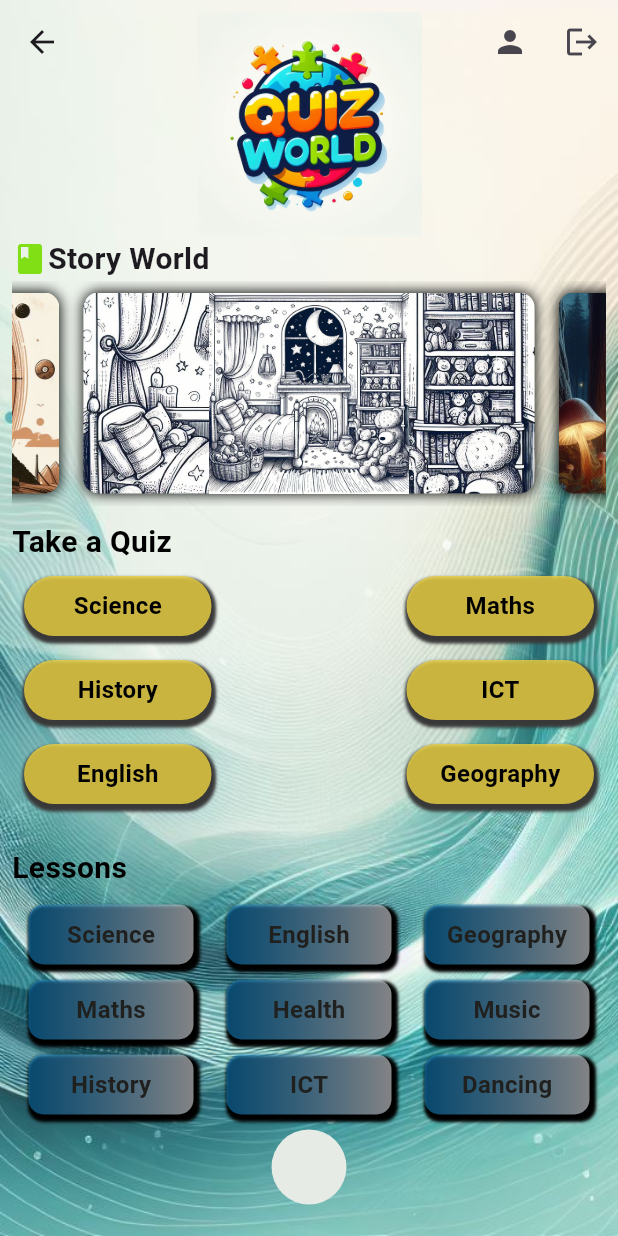
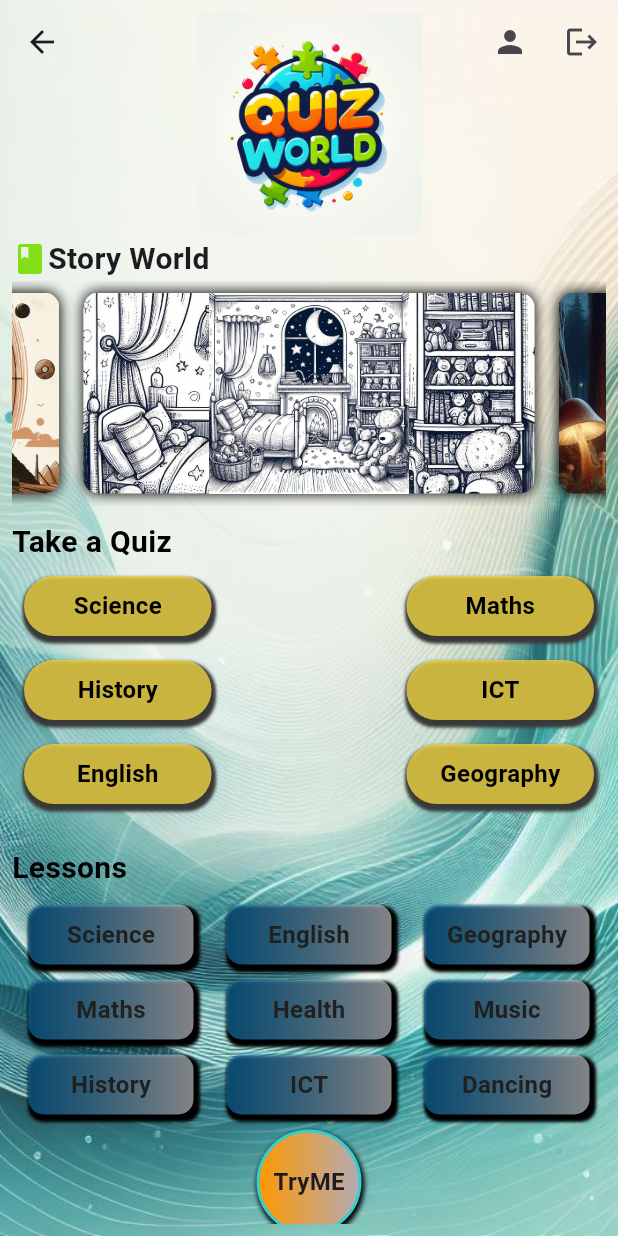
Before and after one commit to chathudilzo/tutorial_app, a Flutter app: the HomePage screen opened directly, on a phone screen of 412 x 824 dp. Run offline on Flutter 3.47's test engine with Material 2 defaults, Android fonts, the light colour scheme and no system bars; drawn by our look-alikes of carousel_slider; our stand-ins replace cloud_firestore, firebase_auth, firebase_core, firebase_storage, flutter_tts, get and 3 more; missing offline and left inert: chat_gpt_sdk, dart:ffi; accounts and stored records are empty.

Commit message:
btn color

```diff
--- a/lib/pages/home_page.dart
+++ b/lib/pages/home_page.dart
@@ -182,11 +182,24 @@ void signUserOut()async{
                   },
                   child: Center(
                     child: Container(
-                      width: 50,
-                      height: 50,
+                      width: 70,
+                      height: 70,
                       decoration: BoxDecoration(
+                        border: Border.all(
+                          width: 2,
+                          color: Color.fromARGB(255, 52, 206, 206)
+                        ),
+                        gradient: LinearGradient(colors: [Colors.orange,Color.fromARGB(255, 178, 171, 182)]),
                         color: const Color.fromARGB(255, 230, 235, 230),
-                        borderRadius: BorderRadius.circular(50)
+                        borderRadius: BorderRadius.circular(50),
+                        boxShadow: [BoxShadow(
+                          blurRadius: 2,
+                          spreadRadius: 1,
+                          offset: Offset(1, 2)
+                        )]
+                      ),
+                      child: Center(
+                        child: Text('TryME',style: TextStyle(fontSize: 16,fontWeight: FontWeight.bold),),
                       ),
                     ),
                   ),
--- a/lib/pages/tryme_bot.dart
+++ b/lib/pages/tryme_bot.dart
@@ -26,7 +26,12 @@ String? botResponse;
   Widget build(BuildContext context) {
     return Scaffold(
       backgroundColor: Colors.black,
-      appBar: AppBar(),
+      appBar: AppBar(
+        iconTheme: IconThemeData(
+          color: Colors.white
+        ),
+        backgroundColor: Colors.black45,
+      ),
       body: Padding(
         padding: const EdgeInsets.all(8.0),
         child: Column(
```
